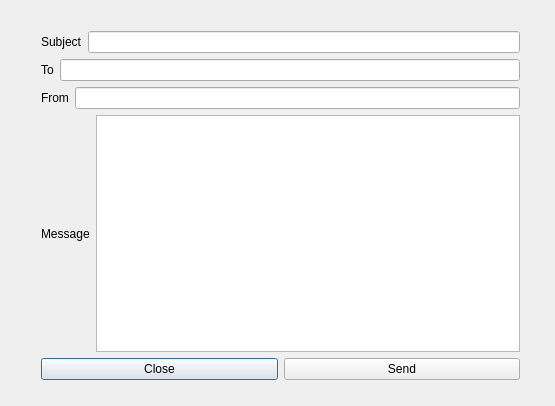
parinyad123/QtTutorial, file 5_Layouts/dialog.ui: the form before one commit.
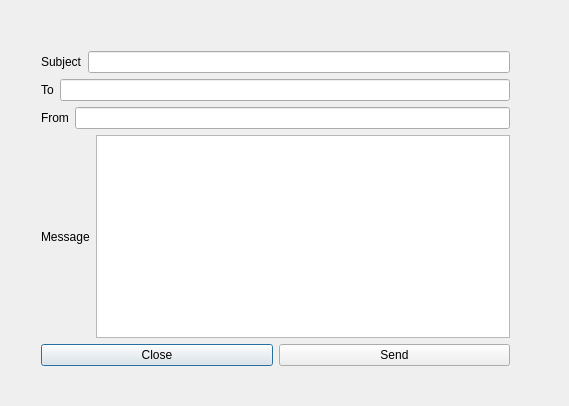
The form after the commit.

```diff
--- a/5_Layouts/dialog.ui
+++ b/5_Layouts/dialog.ui
@@ -6,7 +6,7 @@
    <rect>
     <x>0</x>
     <y>0</y>
-    <width>555</width>
+    <width>569</width>
     <height>406</height>
    </rect>
   </property>
@@ -17,9 +17,9 @@
    <property name="geometry">
     <rect>
      <x>30</x>
-     <y>20</y>
-     <width>501</width>
-     <height>371</height>
+     <y>40</y>
+     <width>491</width>
+     <height>337</height>
     </rect>
    </property>
    <layout class="QVBoxLayout" name="verticalLayout">
```
Left out of the diff: 8 changed lines with no effect on the pictures.
